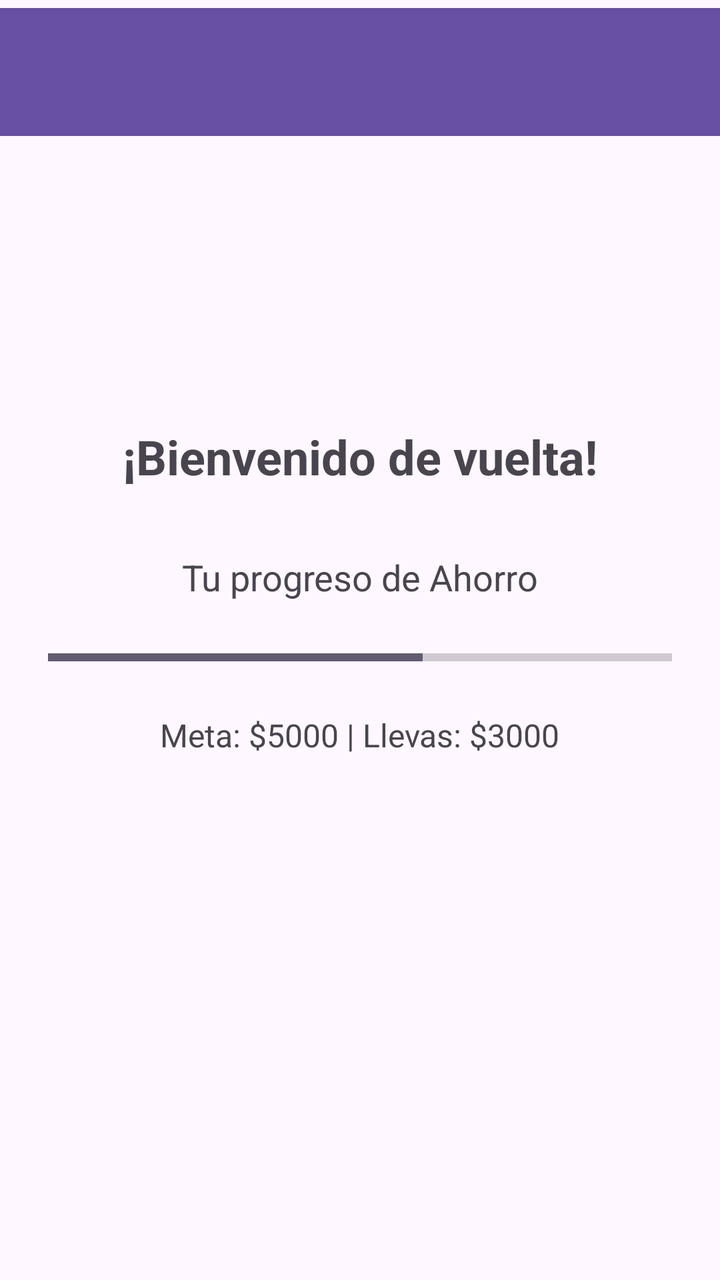
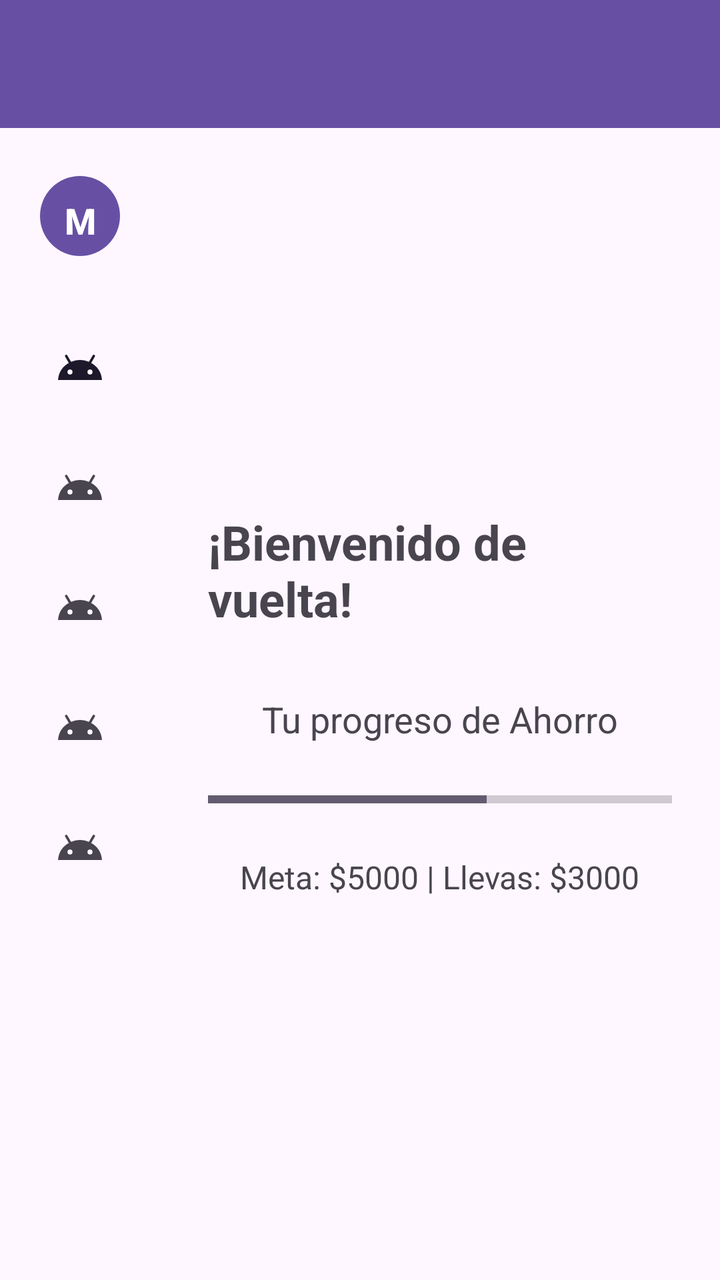

An Android layout rendered at two revisions. The XML below is the earlier revision; the diff shows what the commit changed to produce the second picture.
<!-- AndroidManifest.xml: application theme Theme.Monedicto -->
<!-- res/layout/activity_main.xml -->
<?xml version="1.0" encoding="utf-8"?>
<androidx.constraintlayout.widget.ConstraintLayout
    xmlns:android="http://schemas.android.com/apk/res/android"
    xmlns:app="http://android.com"
    xmlns:app2="http://schemas.android.com/apk/res-auto"
    xmlns:tools="http://schemas.android.com/tools"
    android:layout_width="match_parent"
    android:layout_height="match_parent"
    android:fitsSystemWindows="true">



    

    <androidx.appcompat.widget.Toolbar
        android:id="@+id/toolbar"
        android:layout_width="0dp"
        android:layout_height="?attr/actionBarSize"
        android:layout_marginTop="4dp"
        android:background="?attr/colorPrimary"
        android:theme="@style/ThemeOverlay.AppCompat.Dark.ActionBar"
        android:popupTheme = "@style/MenuDesplegable"
        app2:layout_constraintEnd_toEndOf="parent"
        app2:layout_constraintHorizontal_bias="0.0"
        app2:layout_constraintStart_toStartOf="parent"
        app2:layout_constraintTop_toTopOf="parent"
        app:layout_constraintTop_toTopOf="parent"
        app:popupTheme="@style/ThemeOverlay.AppCompat.Light" />

    <LinearLayout
        android:id="@+id/linearLayout"
        android:layout_width="match_parent"
        android:layout_height="wrap_content"
        android:layout_marginTop="120dp"
        android:gravity="center"
        android:orientation="vertical"
        android:padding="24dp"
        app2:layout_constraintTop_toBottomOf="@+id/toolbar"
        app:layout_bottom_toBottomOf="parent"
        app:layout_constraintTop_toBottomOf="@id/toolbar"
        tools:layout_editor_absoluteX="-16dp">

        <TextView
            android:layout_width="wrap_content"
            android:layout_height="wrap_content"
            android:layout_marginBottom="32dp"
            android:text="¡Bienvenido de vuelta!"
            android:textSize="24sp"
            android:textStyle="bold" />

        <TextView
            android:layout_width="wrap_content"
            android:layout_height="wrap_content"
            android:text="Tu progreso de Ahorro"
            android:textSize="18sp" />

        
        <ProgressBar
            android:id="@+id/progressAhorro"
            style="?android:attr/progressBarStyleHorizontal"
            android:layout_width="match_parent"
            android:layout_height="24dp"
            android:layout_marginVertical="16dp"
            android:max="100"
            android:progress="60" />

        <TextView
            android:id="@+id/txtMetas"
            android:layout_width="wrap_content"
            android:layout_height="wrap_content"
            android:text="Meta: $5000 | Llevas: $3000"
            android:textSize="16sp" />
    </LinearLayout>

</androidx.constraintlayout.widget.ConstraintLayout>
<!-- resources referenced by this layout -->
<resources>
  <style name="MenuDesplegable" parent="Widget.Material3.PopupMenu">
  
          <item name="materialThemeOverlay">@style/ColoresMenu</item>
      </style>
  <style name="Theme.Monedicto" parent="Base.Theme.Monedicto" />
  <style name="ColoresMenu">
          <item name="colorSurface">#212121</item>
          <item name="android:textColor">#FFFFFF</item>
      </style>
  <style name="Base.Theme.Monedicto" parent="Theme.Material3.DayNight.NoActionBar">
          
          
      </style>
</resources>

<!-- the commit's change to res/layout/activity_main.xml (unified diff, before → after) -->
@@ -1,60 +1,64 @@
 <?xml version="1.0" encoding="utf-8"?>
 <androidx.constraintlayout.widget.ConstraintLayout
     xmlns:android="http://schemas.android.com/apk/res/android"
-    xmlns:app="http://android.com"
-    xmlns:app2="http://schemas.android.com/apk/res-auto"
+    xmlns:app="http://schemas.android.com/apk/res-auto"
     xmlns:tools="http://schemas.android.com/tools"
     android:layout_width="match_parent"
     android:layout_height="match_parent"
     android:fitsSystemWindows="true">
 
-
-
     
-
     <androidx.appcompat.widget.Toolbar
         android:id="@+id/toolbar"
         android:layout_width="0dp"
         android:layout_height="?attr/actionBarSize"
-        android:layout_marginTop="4dp"
         android:background="?attr/colorPrimary"
         android:theme="@style/ThemeOverlay.AppCompat.Dark.ActionBar"
-        android:popupTheme = "@style/MenuDesplegable"
-        app2:layout_constraintEnd_toEndOf="parent"
-        app2:layout_constraintHorizontal_bias="0.0"
-        app2:layout_constraintStart_toStartOf="parent"
-        app2:layout_constraintTop_toTopOf="parent"
+        app:popupTheme="@style/MenuDesplegable"
         app:layout_constraintTop_toTopOf="parent"
-        app:popupTheme="@style/ThemeOverlay.AppCompat.Light" />
+        app:layout_constraintStart_toStartOf="parent"
+        app:layout_constraintEnd_toEndOf="parent"/>
+
+    
+    <com.google.android.material.navigationrail.NavigationRailView
+        android:id="@+id/navigationRail"
+        android:layout_width="wrap_content"
+        android:layout_height="0dp"
+        app:headerLayout="@layout/rail_header"
+        app:menu="@menu/menu_rail_iconos"
+        app:labelVisibilityMode="unlabeled"
+        app:layout_constraintTop_toBottomOf="@id/toolbar"
+        app:layout_constraintBottom_toBottomOf="parent"
+        app:layout_constraintStart_toStartOf="parent"/>
+
+    
 
     <LinearLayout
         android:id="@+id/linearLayout"
-        android:layout_width="match_parent"
+        android:layout_width="0dp"
         android:layout_height="wrap_content"
-        android:layout_marginTop="120dp"
-        android:gravity="center"
         android:orientation="vertical"
         android:padding="24dp"
-        app2:layout_constraintTop_toBottomOf="@+id/toolbar"
-        app:layout_bottom_toBottomOf="parent"
+        android:gravity="center"
         app:layout_constraintTop_toBottomOf="@id/toolbar"
-        tools:layout_editor_absoluteX="-16dp">
+        app:layout_constraintBottom_toBottomOf="parent"
+        app:layout_constraintStart_toEndOf="@id/navigationRail"
+        app:layout_constraintEnd_toEndOf="parent">
 
         <TextView
             android:layout_width="wrap_content"
             android:layout_height="wrap_content"
-            android:layout_marginBottom="32dp"
             android:text="¡Bienvenido de vuelta!"
             android:textSize="24sp"
-            android:textStyle="bold" />
+            android:textStyle="bold"
+            android:layout_marginBottom="32dp"/>
 
         <TextView
             android:layout_width="wrap_content"
             android:layout_height="wrap_content"
             android:text="Tu progreso de Ahorro"
-            android:textSize="18sp" />
+            android:textSize="18sp"/>
 
-        
         <ProgressBar
             android:id="@+id/progressAhorro"
             style="?android:attr/progressBarStyleHorizontal"
@@ -69,7 +73,26 @@
             android:layout_width="wrap_content"
             android:layout_height="wrap_content"
             android:text="Meta: $5000 | Llevas: $3000"
-            android:textSize="16sp" />
+            android:textSize="16sp"/>
     </LinearLayout>
 
 </androidx.constraintlayout.widget.ConstraintLayout>
+<!-- res/layout/rail_header.xml (included above) -->
+<?xml version="1.0" encoding="utf-8"?>
+<FrameLayout  xmlns:android="http://schemas.android.com/apk/res/android"
+    android:layout_width="match_parent"
+    android:layout_height="match_parent"
+    android:padding="12dp">
+
+    
+    <Button
+        android:id="@+id/btnLogo"
+        style="@style/Widget.Material3.Button.IconButton.Filled"
+        android:layout_width="48dp"
+        android:layout_height="48dp"
+        android:layout_gravity="center"
+        android:text="M"
+        android:textStyle="bold"
+        android:textSize="18sp" />
+
+</FrameLayout >
